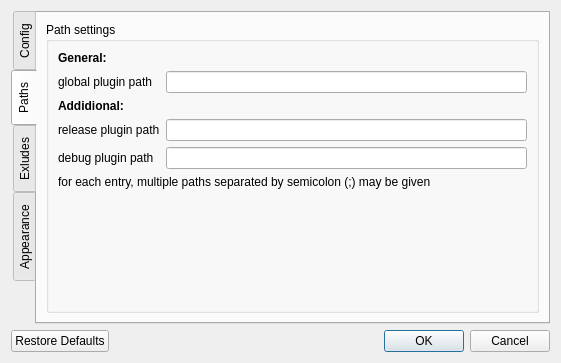
First picture: the form in src/OptionsDialog.ui, repository flowexpert/charon, before the edit.
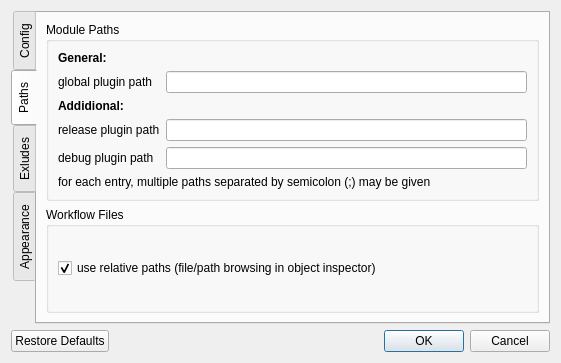
Second picture: the form after the edit. The open tabs and pages were chosen to show the change. Custom widgets are drawn as their Qt base class.

Commit message: option use relative paths in workflow files

Diff of the .ui file:
```diff
--- a/src/OptionsDialog.ui
+++ b/src/OptionsDialog.ui
@@ -137,7 +137,7 @@
        <item>
         <widget class="QGroupBox" name="pathBox">
          <property name="title">
-          <string>Path settings</string>
+          <string>Module Paths</string>
          </property>
          <layout class="QFormLayout" name="formLayout">
           <property name="fieldGrowthPolicy">
@@ -234,6 +234,25 @@
          </layout>
         </widget>
        </item>
+       <item>
+        <widget class="QGroupBox" name="groupBox">
+         <property name="title">
+          <string>Workflow Files</string>
+         </property>
+         <layout class="QVBoxLayout" name="verticalLayout_7">
+          <item>
+           <widget class="QCheckBox" name="checkRelativePaths">
+            <property name="text">
+             <string>use relative paths (file/path browsing in object inspector)</string>
+            </property>
+            <property name="checked">
+             <bool>true</bool>
+            </property>
+           </widget>
+          </item>
+         </layout>
+        </widget>
+       </item>
       </layout>
      </widget>
      <widget class="QWidget" name="tabExclude">
```
The commit also changes 5 other files.
